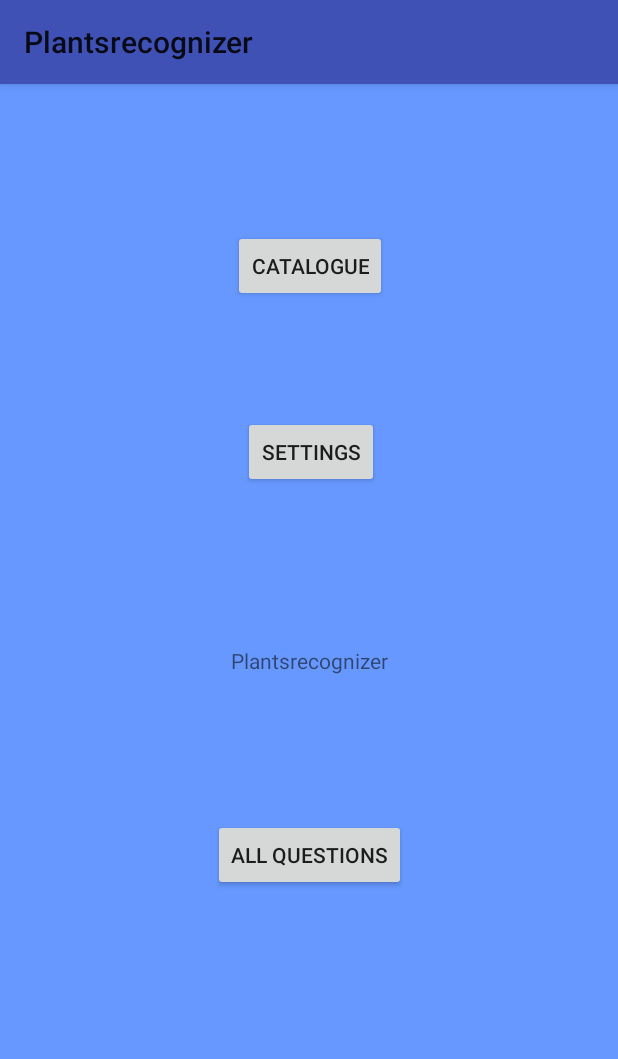
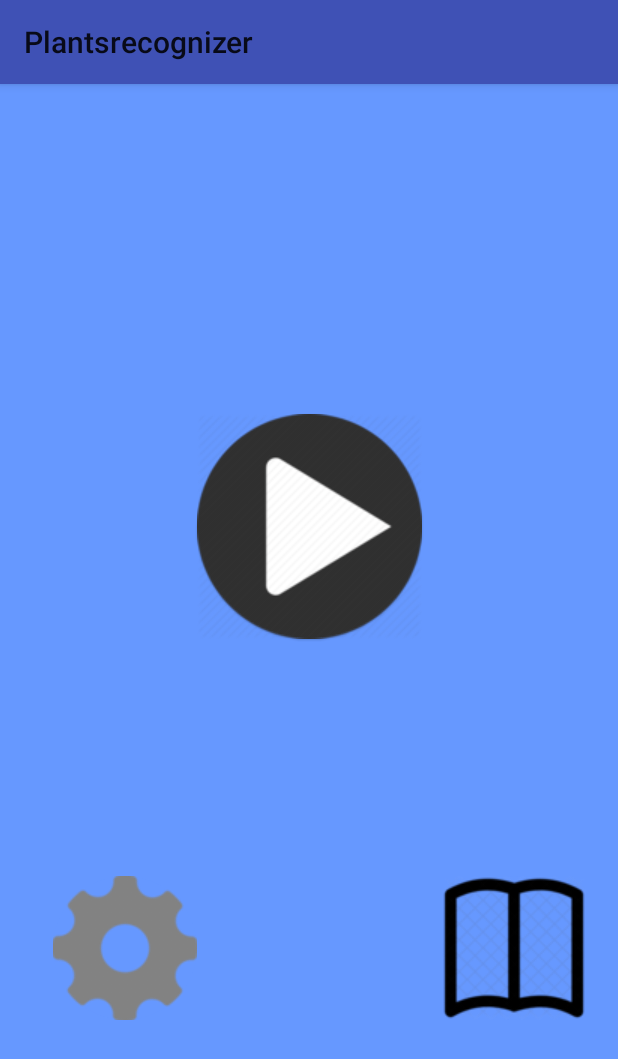
Before and after one commit to BachinDanila/plants-recognizer, an Android app: the screen it shows after launch (MainActivity), on a phone screen of 412 x 824 dp. Shown: the top 1059 px of the screen. Run offline under Robolectric (Android 15) with nearby library versions, the phone set to English and light mode, and no system bars.

Commit message:
Add Small Changes

```diff
--- a/Project/App/app/src/main/java/com/example/plantsrecognizer/MainActivity.java
+++ b/Project/App/app/src/main/java/com/example/plantsrecognizer/MainActivity.java
@@ -5,16 +5,16 @@ import android.os.Bundle;
 import android.support.v7.app.AppCompatActivity;
 import android.view.View;
 import android.view.View.OnClickListener;
-import android.widget.Button;
+import android.widget.ImageButton;
 
 public class MainActivity extends AppCompatActivity{
 
     private final int SETTINGS_ACTION = 1;
     ThemeHandler handler;
 
-    Button settings_button;
-    Button catalogue_button;
-    Button all_questions_button;
+    ImageButton settings_button;
+    ImageButton catalogue_button;
+    ImageButton all_questions_button;
 
     @Override
     protected void onCreate(Bundle savedInstanceState) {
--- a/Project/App/app/src/main/java/com/example/plantsrecognizer/ThemePreferenceActivity.java
+++ b/Project/App/app/src/main/java/com/example/plantsrecognizer/ThemePreferenceActivity.java
@@ -19,8 +19,6 @@ public class ThemePreferenceActivity extends PreferenceActivity {
         addPreferencesFromResource(R.xml.preferences);
         findPreference("theme").
                 setOnPreferenceChangeListener(new RefreshActivityOnPreferenceChangeListener(RESULT_CODE_THEME_UPDATED));
-        findPreference("gallery").
-                setOnPreferenceChangeListener(new RefreshActivityOnPreferenceChangeListener(RESULT_CODE_GALLERY_UPDATED));
     }
 
     private class RefreshActivityOnPreferenceChangeListener implements OnPreferenceChangeListener {
--- /dev/null
+++ b/Project/App/app/src/main/res/drawable/ripple_oval.xml
@@ -0,0 +1,9 @@
+<?xml version="1.0" encoding="utf-8"?>
+<ripple xmlns:android="http://schemas.android.com/apk/res/android"
+    android:color="?android:colorControlHighlight">
+    <item>
+        <shape android:shape="oval">
+            <solid android:color="?android:colorAccent" />
+        </shape>
+    </item>
+</ripple>
--- a/Project/App/app/src/main/res/layout/activity_main.xml
+++ b/Project/App/app/src/main/res/layout/activity_main.xml
@@ -6,60 +6,63 @@
     android:layout_width="match_parent"
     android:layout_height="match_parent"
     android:background="?attr/background"
+    android:minWidth="100dp"
     tools:context=".MainActivity">
 
-    <TextView
-        android:id="@+id/textView"
+    <ImageButton
+        android:id="@+id/all_questions_button"
         android:layout_width="wrap_content"
         android:layout_height="wrap_content"
-        android:text="@string/app_name"
+        android:layout_gravity="bottom|right"
+        android:layout_marginStart="117dp"
+        android:layout_marginTop="91dp"
+        android:layout_marginEnd="117dp"
+        android:layout_marginBottom="270dp"
+        android:background="@drawable/ripple_oval"
+        android:backgroundTint="@android:color/transparent"
+        android:clickable="true"
+        android:elevation="1dp"
+        android:scaleType="center"
+        android:src="@drawable/ic_start"
         app:layout_constraintBottom_toBottomOf="parent"
-        app:layout_constraintLeft_toLeftOf="parent"
-        app:layout_constraintRight_toRightOf="parent"
+        app:layout_constraintEnd_toEndOf="parent"
+        app:layout_constraintStart_toStartOf="parent"
         app:layout_constraintTop_toTopOf="parent" />
 
-    <Button
+    <ImageButton
         android:id="@+id/settings_button"
         android:layout_width="wrap_content"
         android:layout_height="wrap_content"
-        android:layout_marginStart="148dp"
-        android:layout_marginTop="189dp"
-        android:layout_marginEnd="145dp"
-        android:layout_marginBottom="38dp"
-        android:text="@string/settings_button_text"
-        app:layout_constraintBottom_toTopOf="@+id/textView"
+        android:layout_gravity="bottom|right"
+        android:layout_marginStart="21dp"
+        android:layout_marginTop="399dp"
+        android:layout_marginEnd="267dp"
+        android:layout_marginBottom="16dp"
+        android:background="@drawable/ripple_oval"
+        android:backgroundTint="?attr/background"
+        android:clickable="true"
+        android:scaleType="center"
+        android:src="@drawable/settings"
+        app:layout_constraintBottom_toBottomOf="parent"
         app:layout_constraintEnd_toEndOf="parent"
         app:layout_constraintStart_toStartOf="parent"
-        app:layout_constraintTop_toTopOf="parent"
-        app:layout_constraintVertical_bias="0.321" />
+        app:layout_constraintTop_toTopOf="parent" />
 
-    <Button
+    <ImageButton
         android:id="@+id/catalogue_button"
         android:layout_width="wrap_content"
         android:layout_height="wrap_content"
-        android:layout_marginStart="140dp"
-        android:layout_marginTop="97dp"
-        android:layout_marginEnd="139dp"
-        android:layout_marginBottom="44dp"
-        android:text="@string/catalogue_button"
-        app:layout_constraintBottom_toTopOf="@+id/settings_button"
-        app:layout_constraintEnd_toEndOf="parent"
-        app:layout_constraintStart_toStartOf="parent"
-        app:layout_constraintTop_toTopOf="parent"
-        app:layout_constraintVertical_bias="0.0" />
-
-    <Button
-        android:id="@+id/all_questions_button"
-        android:layout_width="wrap_content"
-        android:layout_height="wrap_content"
-        android:layout_marginStart="148dp"
-        android:layout_marginTop="32dp"
-        android:layout_marginEnd="148dp"
-        android:layout_marginBottom="166dp"
-        android:text="@string/all_question_button"
+        android:layout_gravity="bottom|right"
+        android:layout_marginStart="150dp"
+        android:layout_marginTop="399dp"
+        android:layout_marginEnd="21dp"
+        android:layout_marginBottom="16dp"
+        android:background="@drawable/ripple_oval"
+        android:backgroundTint="?attr/background"
+        android:clickable="true"
+        android:scaleType="center"
+        android:src="@drawable/ic_library"
         app:layout_constraintBottom_toBottomOf="parent"
         app:layout_constraintEnd_toEndOf="parent"
-        app:layout_constraintStart_toStartOf="parent"
-        app:layout_constraintTop_toBottomOf="@+id/textView" />
-
+        app:layout_constraintTop_toTopOf="parent" />
 </android.support.constraint.ConstraintLayout>
--- a/Project/App/app/src/main/res/layout/all_question.xml
+++ b/Project/App/app/src/main/res/layout/all_question.xml
@@ -3,6 +3,7 @@
     xmlns:tools="http://schemas.android.com/tools"
     android:layout_width="match_parent"
     android:layout_height="match_parent"
+    android:background="?attr/background"
     tools:context=".All_Questions">
 
     <ExpandableListView
--- a/Project/App/app/src/main/res/layout/row_question_list_answers.xml
+++ b/Project/App/app/src/main/res/layout/row_question_list_answers.xml
@@ -2,6 +2,7 @@
 <RelativeLayout xmlns:android="http://schemas.android.com/apk/res/android"
     android:layout_width="match_parent"
     android:layout_height="match_parent"
+    android:background="?attr/background"
     android:orientation="horizontal">
 
     <TextView
--- a/Project/App/app/src/main/res/layout/row_question_list_top.xml
+++ b/Project/App/app/src/main/res/layout/row_question_list_top.xml
@@ -2,6 +2,7 @@
 <LinearLayout xmlns:android="http://schemas.android.com/apk/res/android"
     android:layout_width="match_parent"
     android:layout_height="match_parent"
+    android:background="?attr/background"
     android:orientation="horizontal">
 
     <TextView
```
Also changed, not shown: Project/App/app/src/main/AndroidManifest.xml (+13 -1 lines), Project/App/app/src/main/java/com/example/plantsrecognizer/All_Questions.java (+112 -11 lines), Project/App/app/src/main/java/com/example/plantsrecognizer/QuestionsListAdapter.java (+10 -0 lines), Project/App/app/src/main/res/xml/preferences.xml (+2 -11 lines), Project/App/app/src/main/res/drawable/ic_action_action_done.png (added), Project/App/app/src/main/res/drawable/ic_library.png (added), Project/App/app/src/main/res/drawable/ic_start.png (added), Project/App/app/src/main/res/drawable/icon.png (added), Project/App/app/src/main/res/drawable/launched.png (added), Project/App/app/src/main/res/drawable/settings.png (added), 1 other file.
